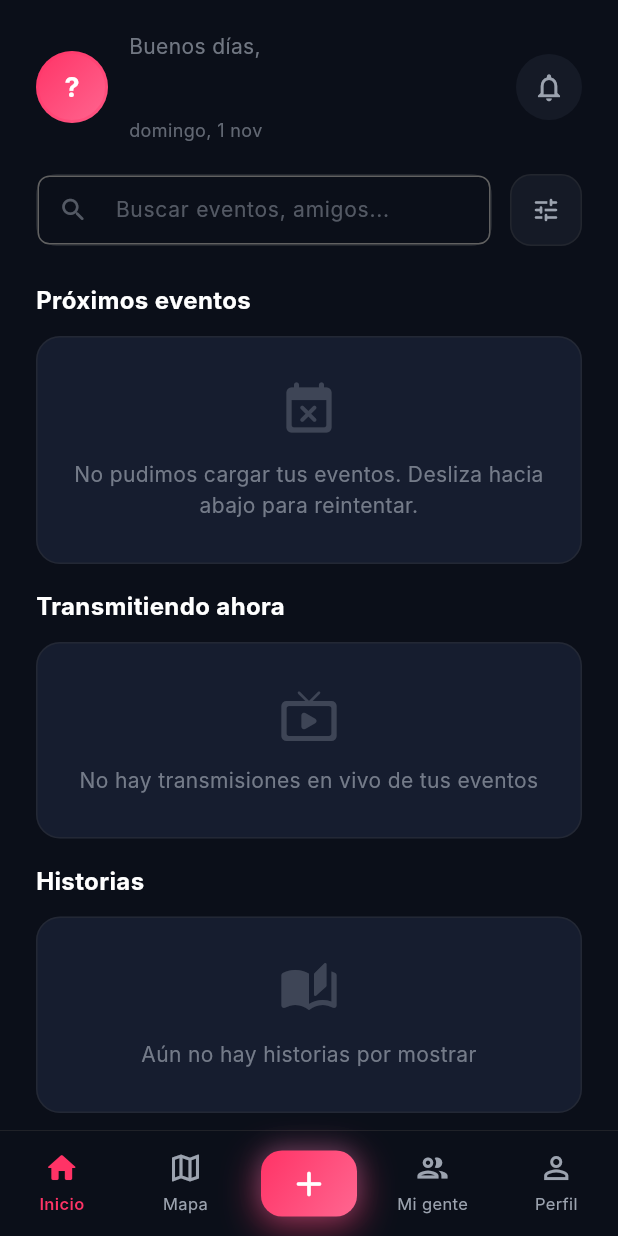
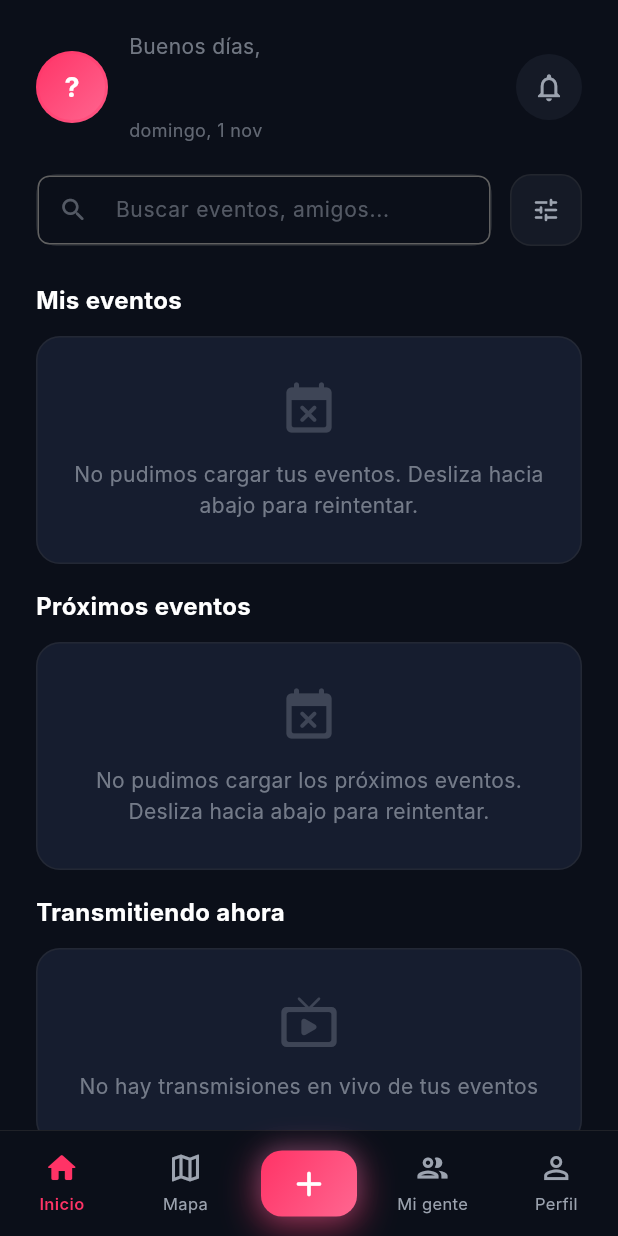
Before and after one commit to AppViTo/ViTo, a Flutter app: the MainWrapperScreen screen opened by its route, on a phone screen of 412 x 824 dp. Run offline on Flutter 3.47's test engine with Material 3 defaults, Android fonts, the phone set to English and light mode, and no system bars; our stand-ins replace dartz, dio, equatable, flutter_bloc, flutter_secure_storage, get_it and 5 more; missing offline and left inert: mobile_scanner; accounts and stored records are empty; network calls fail; Roboto replaces fonts that are missing (Inter).

Commit message:
fix(frontend): mis eventos, detalle en español y avisos de invitación (#246)
- Bug-F03: separa «Mis eventos» y «Próximos eventos» en el home sin duplicados.
- Bug-F08: avisa que la búsqueda de invitados aún no está disponible.
- Bug-F09: oculta los botones de enlace hasta que exista el enlace.
- Bug-F10: traduce el detalle del evento y formatea las fechas con locale es.

Co-authored-by: Victor Villa <villa@example.com>

```diff
--- a/frontend/vito_app/lib/features/events/presentation/pages/create_event_screen.dart
+++ b/frontend/vito_app/lib/features/events/presentation/pages/create_event_screen.dart
@@ -418,14 +418,14 @@ class _CreateEventScreenState extends State<CreateEventScreen> {
                 const SizedBox(height: AppSpacing.lg),
                 const SurfacePanel(
                   child: Text(
-                    'Sin coincidencias. Prueba con otro nombre o @usuario.',
+                    'La búsqueda de usuarios aún no está disponible. Podrás invitar cuando se habilite.',
                     style: AppTypography.bodySmall,
                     textAlign: TextAlign.center,
                   ),
                 ),
               ],
               const SizedBox(height: AppSpacing.xxl),
-              _buildLinkSection(),
+              if (_inviteLink != null) _buildLinkSection(),
               const SizedBox(height: AppSpacing.lg),
               SwitchPanel(
                 title: 'Permitir que traigan acompañante',
@@ -830,7 +830,7 @@ class _CreateEventScreenState extends State<CreateEventScreen> {
             .toList();
       });
     } else if (state is SocialError) {
-      _searchResults = [];
+      setState(() => _searchResults = []);
     }
   }
 
--- a/frontend/vito_app/lib/features/home/presentation/pages/home_screen.dart
+++ b/frontend/vito_app/lib/features/home/presentation/pages/home_screen.dart
@@ -24,10 +24,12 @@ class _HomeScreenState extends State<HomeScreen> {
   late final EventRepository _eventRepository =
       widget.eventRepository ?? sl<EventRepository>();
   bool _isLoading = true;
-  bool _eventsFailed = false;
+  bool _myEventsFailed = false;
+  bool _upcomingEventsFailed = false;
   String _searchQuery = '';
 
-  List<HomeEvent> _events = [];
+  List<HomeEvent> _myEvents = [];
+  List<HomeEvent> _upcomingEvents = [];
 
   @override
   void initState() {
@@ -35,33 +37,59 @@ class _HomeScreenState extends State<HomeScreen> {
     _loadData();
   }
 
-  /// Próximos eventos visibles para el usuario más los que organiza
-  /// (`listEvents` con `scope=upcoming` y `scope=mine`, ADR-014).
+  /// Eventos que organiza el usuario (`scope=mine`) y próximos eventos
+  /// visibles (`scope=upcoming`, ADR-014), en secciones separadas.
+  /// Los propios no se repiten en "Próximos eventos".
   /// Amigos, historias y transmisiones aún no tienen contrato (Olas 1–2):
   /// se muestran vacíos en vez de datos de ejemplo.
   Future<void> _loadData() async {
     setState(() => _isLoading = true);
     final results = await Future.wait([
+      _eventRepository.getMyEvents(),
       _eventRepository.getUpcomingEvents(),
-      _eventRepository.getMyEvents(),
     ]);
     if (!mounted) return;
 
-    final byId = <String, Event>{};
-    var failures = 0;
-    for (final result in results) {
-      result.fold(
-        (_) => failures++,
+    final myById = <String, Event>{};
+    final upcomingById = <String, Event>{};
+    var myFailed = false;
+    var upcomingFailed = false;
+
+    results[0].fold(
+      (_) => myFailed = true,
       (events) {
         for (final event in events) {
-            byId[event.id] = event;
+          myById[event.id] = event;
         }
       },
     );
+    results[1].fold(
+      (_) => upcomingFailed = true,
+      (events) {
+        for (final event in events) {
+          upcomingById[event.id] = event;
+        }
+      },
+    );
+
+    final myEvents = _visibleEvents(myById);
+    final myIds = myEvents.map((event) => event.id).toSet();
+    final upcomingEvents = _visibleEvents(upcomingById)
+        .where((event) => !myIds.contains(event.id))
+        .toList();
+
+    setState(() {
+      _myEvents = myEvents;
+      _upcomingEvents = upcomingEvents;
+      _myEventsFailed = myFailed;
+      _upcomingEventsFailed = upcomingFailed;
+      _isLoading = false;
+    });
   }
 
+  List<HomeEvent> _visibleEvents(Map<String, Event> byId) {
     final now = DateTime.now();
-    final events = byId.values
+    return byId.values
         .where((e) =>
             e.status != EventStatus.cancelled &&
             e.status != EventStatus.completed)
@@ -72,12 +100,6 @@ class _HomeScreenState extends State<HomeScreen> {
         .map(_toHomeEvent)
         .toList()
       ..sort((a, b) => a.date.compareTo(b.date));
-
-    setState(() {
-      _events = events;
-      _eventsFailed = failures == results.length;
-      _isLoading = false;
-    });
   }
 
   HomeEvent _toHomeEvent(Event event) {
@@ -110,12 +132,14 @@ class _HomeScreenState extends State<HomeScreen> {
     return const HomeUser(id: '', displayName: '');
   }
 
-  List<HomeEvent> get _filteredEvents {
-    if (_searchQuery.isEmpty) return _events;
-    return _events.where((e) =>
-      e.title.toLowerCase().contains(_searchQuery.toLowerCase()) ||
-      (e.location?.toLowerCase().contains(_searchQuery.toLowerCase()) ?? false)
-    ).toList();
+  List<HomeEvent> _filtered(List<HomeEvent> events) {
+    if (_searchQuery.isEmpty) return events;
+    final query = _searchQuery.toLowerCase();
+    return events
+        .where((e) =>
+            e.title.toLowerCase().contains(query) ||
+            (e.location?.toLowerCase().contains(query) ?? false))
+        .toList();
   }
 
   @override
@@ -151,10 +175,33 @@ class _HomeScreenState extends State<HomeScreen> {
           ),
           const SliverToBoxAdapter(child: SizedBox(height: 8)),
           SliverToBoxAdapter(
+            child: _buildSectionTitle('Mis eventos'),
+          ),
+          SliverToBoxAdapter(
+            child: _buildEventsCarousel(
+              events: _filtered(_myEvents),
+              failed: _myEventsFailed,
+              emptyMessage: _myEvents.isEmpty
+                  ? 'Aún no has creado eventos'
+                  : 'No hay eventos que coincidan con tu búsqueda',
+              failureMessage:
+                  'No pudimos cargar tus eventos. Desliza hacia abajo para reintentar.',
+            ),
+          ),
+          const SliverToBoxAdapter(child: SizedBox(height: 8)),
+          SliverToBoxAdapter(
             child: _buildSectionTitle('Próximos eventos'),
           ),
           SliverToBoxAdapter(
-            child: _buildEventsCarousel(),
+            child: _buildEventsCarousel(
+              events: _filtered(_upcomingEvents),
+              failed: _upcomingEventsFailed,
+              emptyMessage: _upcomingEvents.isEmpty
+                  ? 'Aún no tienes eventos para asistir'
+                  : 'No hay eventos que coincidan con tu búsqueda',
+              failureMessage:
+                  'No pudimos cargar los próximos eventos. Desliza hacia abajo para reintentar.',
+            ),
           ),
           const SliverToBoxAdapter(child: SizedBox(height: 8)),
           SliverToBoxAdapter(
@@ -206,16 +253,16 @@ class _HomeScreenState extends State<HomeScreen> {
     );
   }
 
-  Widget _buildEventsCarousel() {
-    final events = _filteredEvents;
+  Widget _buildEventsCarousel({
+    required List<HomeEvent> events,
+    required bool failed,
+    required String emptyMessage,
+    required String failureMessage,
+  }) {
     if (events.isEmpty) {
       return _buildEmptyState(
         icon: Icons.event_busy_rounded,
-        message: _eventsFailed
-            ? 'No pudimos cargar tus eventos. Desliza hacia abajo para reintentar.'
-            : _searchQuery.isNotEmpty
-                ? 'No hay eventos que coincidan con tu búsqueda'
-                : 'Aún no tienes eventos para asistir',
+        message: failed ? failureMessage : emptyMessage,
       );
     }
 
```
Also changed, not shown: frontend/vito_app/lib/features/events/presentation/pages/event_detail_page.dart (+29 -25 lines), 5 other files. Lines whose indentation alone changed are shown as unchanged.
